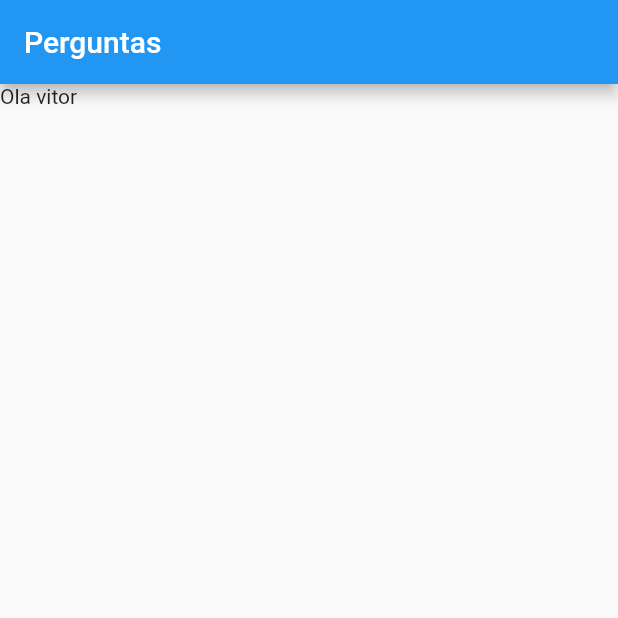
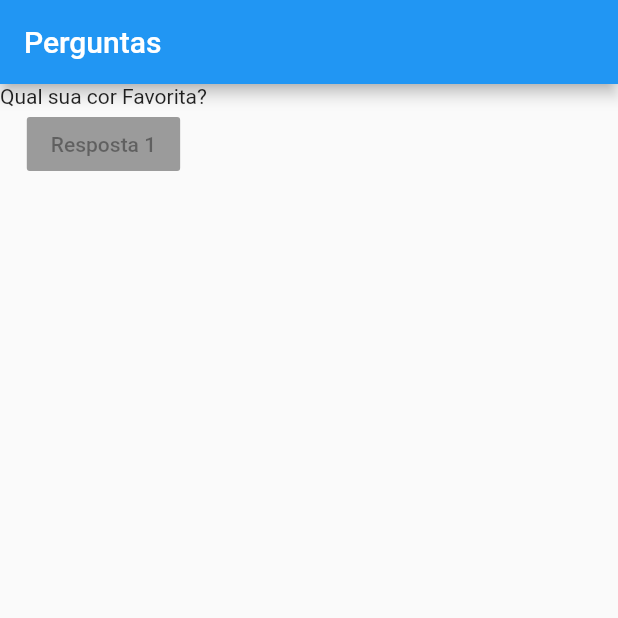
Before and after one commit to VitorL02/Perguntas_Resposta_Flutter, a Flutter app: the screen it shows after launch, on a phone screen of 412 x 824 dp, the top half of it. Run offline on Flutter 3.47's test engine with Material 2 defaults, Android fonts, the phone set to English and light mode, and no system bars.

Commit message:
botao,appbar,constante de perguntas , visual pro app

```diff
--- a/lib/main.dart
+++ b/lib/main.dart
@@ -3,6 +3,11 @@ import 'package:flutter/material.dart';
 main() => runApp(PerguntaApp());
 
 class PerguntaApp extends StatelessWidget {
+  final perguntas = [
+    'Qual sua cor Favorita?',
+    'Qual seu animal favorito?',
+  ];
+
   @override
   Widget build(BuildContext context) {
     return MaterialApp(
@@ -10,7 +15,15 @@ class PerguntaApp extends StatelessWidget {
         appBar: AppBar(
           title: Text('Perguntas'),
         ),
-        body: Text('Ola vitor'),
+        body: Column(
+          children: [
+            Text(perguntas[0]),
+            RaisedButton(
+              child: Text('Resposta 1'),
+              onPressed: null,
+            ),
+          ],
+        ),
       ),
     );
   }
```
